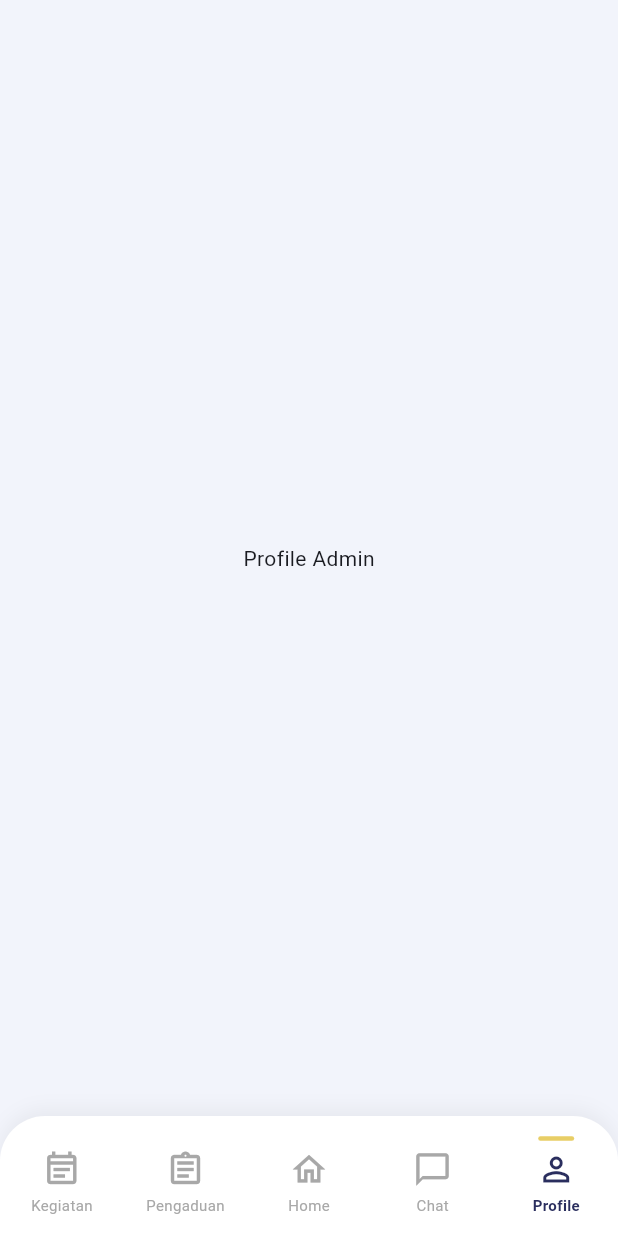
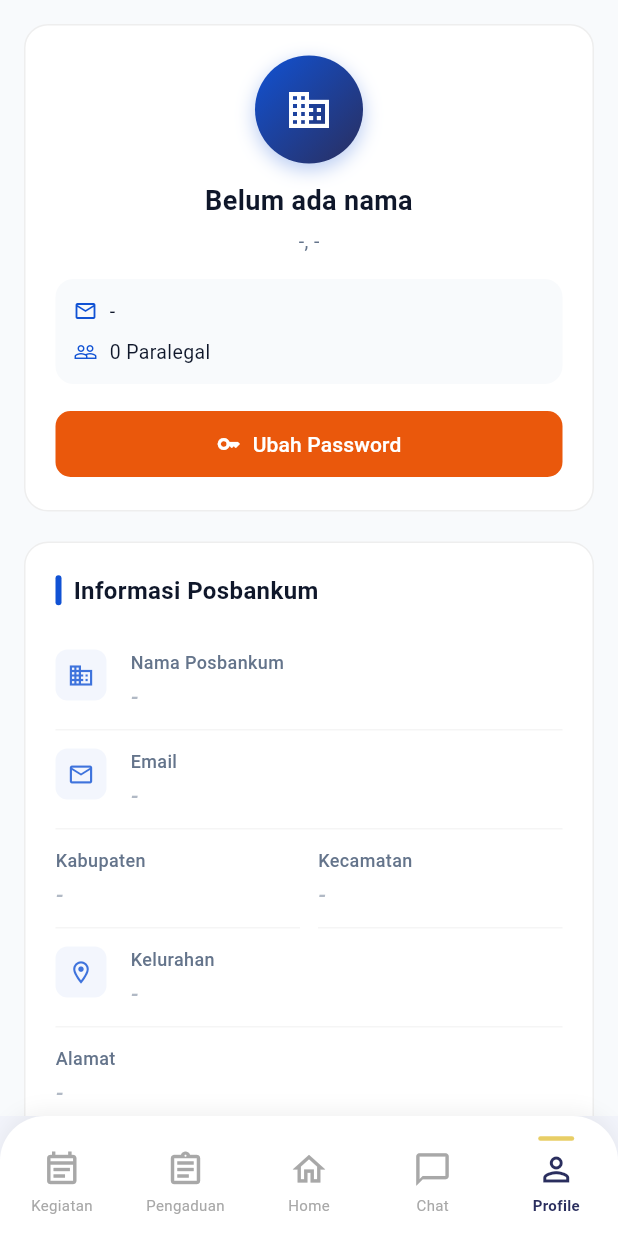
Before and after one commit to ican-bangcat/posbankum_mobile, a Flutter app: the MainDashboardAdminView screen opened by its route, item 5 of the bottom bar chosen, on a phone screen of 412 x 824 dp. Run offline on Flutter 3.47's test engine with Material 3 defaults, Android fonts, the phone set to English and light mode, and no system bars; our stand-ins replace file_picker, flutter_dotenv, flutter_svg, get, get_storage, google_sign_in and 6 more; accounts and stored records are empty; Roboto replaces fonts that are missing (Poppins).

Commit message:
profil posbankum (sudah connect ke database tim web)

```diff
--- /dev/null
+++ b/lib/app/data/services/supabase_service.dart
@@ -0,0 +1,9 @@
+import 'package:supabase_flutter/supabase_flutter.dart';
+import 'package:flutter_dotenv/flutter_dotenv.dart';
+
+class WebSupabaseService {
+  static final SupabaseClient client = SupabaseClient(
+    dotenv.env['WEB_SUPABASE_URL']!,
+    dotenv.env['WEB_SUPABASE_KEY']!,
+  );
+}
--- a/lib/app/routes/app_pages.dart
+++ b/lib/app/routes/app_pages.dart
@@ -40,6 +40,8 @@ import '../../modules/profile/views/profile_view.dart';
 import '../../modules/profile/bindings/profile_binding.dart';
 import '../../modules/profile/views/edit_profile_view.dart';
 import '../../modules/profile/bindings/edit_profile_binding.dart';
+import '../../modules/profil_posbankum/bindings/profil_posbankum_binding.dart';
+import '../../modules/profil_posbankum/views/profil_posbankum_view.dart';
 /// App Pages Configuration
 class AppPages {
   AppPages._();
@@ -220,5 +222,10 @@ class AppPages {
       page: () => const EditProfileView(),
       binding: EditProfileBinding(),
     ),
+    GetPage(
+      name: AppRoutes.PROFIL_POSBANKUM,
+      page: () => const ProfilPosbankumView(),
+      binding: ProfilPosbankumBinding(),
+    ),
   ];
 }
--- a/lib/app/routes/app_routes.dart
+++ b/lib/app/routes/app_routes.dart
@@ -60,4 +60,6 @@ class AppRoutes {
   static const  PROFILE = '/profile';
   static const EDIT_PROFILE = '/edit-profile';
 
+  static const PROFIL_POSBANKUM = '/profil-posbankum';
+
 }
--- a/lib/modules/main_dashboard_admin/views/main_dashboard_admin_view.dart
+++ b/lib/modules/main_dashboard_admin/views/main_dashboard_admin_view.dart
@@ -6,6 +6,7 @@ import '../controllers/main_dashboard_admin_controller.dart';
 import '../../auth/views/home_paralegal_screen.dart';
 import '../../kelola_pengaduan/views/kelola_pengaduan_view.dart';
 import '../../kelola_kegiatan/views/kelola_kegiatan_view.dart';
+import '../../profil_posbankum/views/profil_posbankum_view.dart';
 // import '../../kegiatan/views/kegiatan_view.dart'; // (Contoh kalau halamannya udah ada)
 
 class MainDashboardAdminView extends GetView<MainDashboardAdminController> {
@@ -19,7 +20,7 @@ class MainDashboardAdminView extends GetView<MainDashboardAdminController> {
       const KelolaPengaduanView(),    // Index 1 (Pengaduan Admin)
       const HomeParalegalScreen(),                       // Index 2 (Home Admin Asli!)
       const Center(child: Text('Halaman Chat Admin')),   // Index 3 (Chat)
-      const Center(child: Text('Profile Admin')),        // Index 4 (Profile)
+      const ProfilPosbankumView(),    // Index 4 (Profile)
     ];
 
     return Scaffold(
--- /dev/null
+++ b/lib/modules/profil_posbankum/controllers/profil_posbankum_controller.dart
@@ -0,0 +1,104 @@
+import 'package:get/get.dart';
+import 'package:supabase_flutter/supabase_flutter.dart';
+import '../../../app/data/services/supabase_service.dart';
+
+class ProfilPosbankumController extends GetxController {
+
+  var isLoading = true.obs;
+
+  var namaPosbankum = ''.obs;
+  var email = ''.obs;
+  var kabupaten = ''.obs;
+  var kecamatan = ''.obs;
+  var kelurahan = ''.obs;
+  var alamat = ''.obs;
+  var kodePos = ''.obs;
+  var jmlParalegal = 0.obs;
+
+  var paralegalList = [].obs;
+
+  @override
+  void onInit() {
+    super.onInit();
+    fetchProfilDariWeb();
+  }
+
+  Future<void> fetchProfilDariWeb() async {
+    try {
+      isLoading.value = true;
+
+      // 1. Ambil User yang sedang login dari Pintu Samping (Web)
+      final user = WebSupabaseService.client.auth.currentUser;
+
+      if (user == null) {
+        Get.snackbar('Sesi Berakhir', 'Silakan login kembali');
+        return;
+      }
+
+      final String userEmail = user.email ?? '';
+
+      if (userEmail.isEmpty) {
+        Get.snackbar('Error Data', 'Email akun tidak ditemukan pada sesi login ini.');
+        return;
+      }
+
+      // 🔵 2. NARIK DATA POSBANKUM + JOIN KABUPATEN & KECAMATAN
+      final dataPosbankum = await WebSupabaseService.client
+          .from('posbankum')
+      // ✅ SIHIR JOIN: Cukup tambahkan nama_tabel (nama_kolom)
+          .select('''
+            id_posbankum,
+            nama,
+            email_akun,
+            kelurahan,
+            alamat,
+            kode_pos,
+            jml_paralegal,
+            kabupaten (nama),
+            kecamatan (nama)
+          ''')
+          .eq('email_akun', userEmail)
+          .maybeSingle();
+
+      if (dataPosbankum != null) {
+        final String idPosbankumAsli = dataPosbankum['id_posbankum'];
+
+        // 🔵 3. NARIK DATA PARALEGAL
+        final dataParalegal = await WebSupabaseService.client
+            .from('paralegal_members')
+            .select('nama_paralegal, nomor_telepon, is_primary')
+            .eq('id_posbankum', idPosbankumAsli)
+            .order('is_primary', ascending: false);
+
+        // 🟢 4. MASUKKAN KE UI
+        namaPosbankum.value = dataPosbankum['nama'] ?? '';
+        email.value = dataPosbankum['email_akun'] ?? '';
+        kelurahan.value = dataPosbankum['kelurahan'] ?? '';
+        alamat.value = dataPosbankum['alamat'] ?? '';
+        kodePos.value = dataPosbankum['kode_pos'] ?? '';
+
+        // ✅ CARA MENGAMBIL DATA DARI HASIL JOIN
+        // Karena datanya bersarang (nested JSON), kita panggil nama tabelnya dulu, baru nama kolomnya
+        kabupaten.value = dataPosbankum['kabupaten']?['nama'] ?? '';
+        kecamatan.value = dataPosbankum['kecamatan']?['nama'] ?? '';
+
+        jmlParalegal.value = dataPosbankum['jml_paralegal'] != null
+            ? int.tryParse(dataPosbankum['jml_paralegal'].toString()) ?? 0
+            : 0;
+
+        if (dataParalegal != null) {
+          paralegalList.value = dataParalegal;
+        }
+
+      } else {
+        print("⚠ Peringatan: Data Posbankum tidak ditemukan untuk Email: $userEmail");
+      }
+
+    } catch (e) {
+      Get.snackbar('Error Koneksi Web', 'Gagal menarik data: $e');
+      print('Error detail: $e');
+    } finally {
+      isLoading.value = false;
+    }
+  }
+}
--- /dev/null
+++ b/lib/modules/profil_posbankum/views/profil_posbankum_view.dart
@@ -0,0 +1,286 @@
+import 'package:flutter/material.dart';
+import 'package:get/get.dart';
+import '../controllers/profil_posbankum_controller.dart';
+
+class ProfilPosbankumView extends GetView<ProfilPosbankumController> {
+  const ProfilPosbankumView({super.key});
+
+  // --- PALET WARNA ---
+  static const Color navy = Color(0xFF2A2E5E);
+  static const Color primaryBlue = Color(0xFF1152D4);
+  static const Color orangeAction = Color(0xFFEA580C);
+  static const Color bgLight = Color(0xFFF8FAFC);
+  static const Color textDark = Color(0xFF0F172A);
+  static const Color textLight = Color(0xFF64748B);
+
+  @override
+  Widget build(BuildContext context) {
+    Get.put(ProfilPosbankumController());
+
+    return Scaffold(
+      backgroundColor: bgLight,
+      body: SafeArea(
+        child: Obx(() {
+          // Tampilkan loading spinner kalau data masih ditarik dari Web
+          if (controller.isLoading.value) {
+            return const Center(child: CircularProgressIndicator());
+          }
+
+          return SingleChildScrollView(
+            physics: const BouncingScrollPhysics(),
+            padding: const EdgeInsets.symmetric(horizontal: 16, vertical: 16),
+            child: Column(
+              children: [
+                // 1. SUMMARY CARD
+                _buildSummaryCard(),
+                const SizedBox(height: 20),
+
+                // 2. INFORMASI POSBANKUM
+                _buildInformasiSection(),
+                const SizedBox(height: 20),
+
+                // 3. DAFTAR PARALEGAL
+                _buildParalegalSection(),
+                const SizedBox(height: 40),
+              ],
+            ),
+          );
+        }),
+      ),
+    );
+  }
+
+  // ════════════════════════════════════════════════════
+  // WIDGET HELPER (MURNI READ-ONLY)
+  // ════════════════════════════════════════════════════
+
+  // 1. Summary Card
+  Widget _buildSummaryCard() {
+    return Container(
+      padding: const EdgeInsets.all(20),
+      decoration: BoxDecoration(
+        color: Colors.white,
+        borderRadius: BorderRadius.circular(16),
+        border: Border.all(color: Colors.grey.shade200),
+      ),
+      child: Column(
+        children: [
+          Container(
+            width: 72,
+            height: 72,
+            decoration: BoxDecoration(
+              shape: BoxShape.circle,
+              gradient: const LinearGradient(begin: Alignment.topLeft, end: Alignment.bottomRight, colors: [primaryBlue, navy]),
+              boxShadow: [BoxShadow(color: primaryBlue.withOpacity(0.3), blurRadius: 10, offset: const Offset(0, 4))],
+            ),
+            child: const Icon(Icons.business, color: Colors.white, size: 32),
+          ),
+          const SizedBox(height: 12),
+          Text(
+            controller.namaPosbankum.value.isEmpty ? 'Belum ada nama' : controller.namaPosbankum.value,
+            textAlign: TextAlign.center,
+            style: const TextStyle(fontSize: 18, fontWeight: FontWeight.bold, color: textDark),
+          ),
+          const SizedBox(height: 4),
+          Text(
+            '${controller.kecamatan.value.isEmpty ? '-' : controller.kecamatan.value}, ${controller.kabupaten.value.isEmpty ? '-' : controller.kabupaten.value}',
+            style: const TextStyle(fontSize: 13, color: textLight),
+          ),
+          const SizedBox(height: 16),
+          Container(
+            padding: const EdgeInsets.all(12),
+            decoration: BoxDecoration(color: bgLight, borderRadius: BorderRadius.circular(12)),
+            child: Column(
+              children: [
+                Row(
+                  children: [
+                    const Icon(Icons.mail_outline, color: primaryBlue, size: 16),
+                    const SizedBox(width: 8),
+                    Expanded(child: Text(controller.email.value.isEmpty ? '-' : controller.email.value, style: const TextStyle(fontSize: 13, color: textDark))),
+                  ],
+                ),
+                const SizedBox(height: 8),
+                Row(
+                  children: [
+                    const Icon(Icons.people_outline, color: primaryBlue, size: 16),
+                    const SizedBox(width: 8),
+                    Text('${controller.jmlParalegal.value} Paralegal', style: const TextStyle(fontSize: 13, color: textDark)),
+                  ],
+                ),
+              ],
+            ),
+          ),
+          const SizedBox(height: 16),
+          SizedBox(
+            width: double.infinity,
+            child: ElevatedButton.icon(
+              onPressed: () {},
+              icon: const Icon(Icons.key, size: 16, color: Colors.white),
+              label: const Text('Ubah Password', style: TextStyle(color: Colors.white, fontSize: 14)),
+              style: ElevatedButton.styleFrom(
+                backgroundColor: orangeAction,
+                padding: const EdgeInsets.symmetric(vertical: 12),
+                elevation: 0,
+                shape: RoundedRectangleBorder(borderRadius: BorderRadius.circular(10)),
+              ),
+            ),
+          ),
+        ],
+      ),
+    );
+  }
+
+  // 2. Informasi Posbankum
+  Widget _buildInformasiSection() {
+    return Container(
+      padding: const EdgeInsets.all(20),
+      decoration: BoxDecoration(
+        color: Colors.white,
+        borderRadius: BorderRadius.circular(16),
+        border: Border.all(color: Colors.grey.shade200),
+      ),
+      child: Column(
+        crossAxisAlignment: CrossAxisAlignment.start,
+        children: [
+          _buildSectionHeader('Informasi Posbankum'),
+          const SizedBox(height: 16),
+          _buildStaticField('Nama Posbankum', controller.namaPosbankum.value, icon: Icons.business),
+          _buildStaticField('Email', controller.email.value, icon: Icons.mail_outline),
+          Row(
+            children: [
+              Expanded(child: _buildStaticField('Kabupaten', controller.kabupaten.value)),
+              const SizedBox(width: 12),
+              Expanded(child: _buildStaticField('Kecamatan', controller.kecamatan.value)),
+            ],
+          ),
+          _buildStaticField('Kelurahan', controller.kelurahan.value, icon: Icons.location_on_outlined),
+          _buildStaticField('Alamat', controller.alamat.value),
+          _buildStaticField('Kode Pos', controller.kodePos.value),
+        ],
+      ),
+    );
+  }
+
+  // 3. Daftar Paralegal (Otomatis Looping semua Paralegal)
+  Widget _buildParalegalSection() {
+    return Container(
+      padding: const EdgeInsets.all(20),
+      decoration: BoxDecoration(
+        color: Colors.white,
+        borderRadius: BorderRadius.circular(16),
+        border: Border.all(color: Colors.grey.shade200),
+      ),
+      child: Column(
+        crossAxisAlignment: CrossAxisAlignment.start,
+        children: [
+          _buildSectionHeader('Daftar Paralegal'),
+          const SizedBox(height: 16),
+
+          if (controller.paralegalList.isEmpty)
+            const Center(
+              child: Padding(
+                padding: EdgeInsets.all(16.0),
+                child: Text('Belum ada data paralegal', style: TextStyle(color: textLight, fontStyle: FontStyle.italic)),
+              ),
+            )
+          else
+          // Looping membuat kartu paralegal sebanyak data yang ada
+            Column(
+              children: controller.paralegalList.map((paralegal) {
+                bool isUtama = paralegal['is_primary'] == true;
+
+                return Container(
+                  margin: const EdgeInsets.only(bottom: 12),
+                  padding: const EdgeInsets.all(16),
+                  decoration: BoxDecoration(
+                    color: isUtama ? Colors.blue.shade50.withOpacity(0.3) : bgLight,
+                    borderRadius: BorderRadius.circular(16),
+                    border: Border.all(color: isUtama ? Colors.blue.shade100 : Colors.grey.shade200),
+                  ),
+                  child: Column(
+                    crossAxisAlignment: CrossAxisAlignment.start,
+                    children: [
+                      // Badge Hanya muncul untuk Paralegal Utama
+                      if (isUtama) ...[
+                        Row(
+                          children: [
+                            Container(
+                              padding: const EdgeInsets.symmetric(horizontal: 10, vertical: 4),
+                              decoration: BoxDecoration(color: navy, borderRadius: BorderRadius.circular(20)),
+                              child: const Row(
+                                children: [
+                                  Icon(Icons.shield_outlined, color: Colors.white, size: 12),
+                                  SizedBox(width: 4),
+                                  Text('Paralegal Utama', style: TextStyle(color: Colors.white, fontSize: 11, fontWeight: FontWeight.w600)),
+                                ],
+                              ),
+                            ),
+                          ],
+                        ),
+                        const SizedBox(height: 12),
+                      ],
+                      // Info Nama & Telp Paralegal
+                      _buildStaticField('Nama Paralegal', paralegal['nama_paralegal']?.toString() ?? '-', icon: Icons.person_outline),
+                      _buildStaticField('Nomor Telepon', paralegal['nomor_telepon']?.toString() ?? '-', icon: Icons.phone_outlined),
+                    ],
+                  ),
+                );
+              }).toList(),
+            ),
+        ],
+      ),
+    );
+  }
+
+  // --- KOMPONEN MICRO HELPER ---
+
+  Widget _buildSectionHeader(String title) {
+    return Row(
+      children: [
+        Container(width: 4, height: 20, decoration: BoxDecoration(color: primaryBlue, borderRadius: BorderRadius.circular(4))),
+        const SizedBox(width: 8),
+        Text(title, style: const TextStyle(fontSize: 16, fontWeight: FontWeight.bold, color: textDark)),
+      ],
+    );
+  }
+
+  // Desain Modern List untuk data yang di-fetch dari Supabase
+  Widget _buildStaticField(String label, String value, {IconData? icon}) {
+    return Container(
+      padding: const EdgeInsets.symmetric(vertical: 12),
+      decoration: BoxDecoration(border: Border(bottom: BorderSide(color: Colors.grey.shade100))),
+      child: Row(
+        crossAxisAlignment: CrossAxisAlignment.start,
+        children: [
+          if (icon != null) ...[
+            Container(
+              padding: const EdgeInsets.all(8),
+              decoration: BoxDecoration(color: primaryBlue.withOpacity(0.05), borderRadius: BorderRadius.circular(8)),
+              child: Icon(icon, size: 18, color: primaryBlue.withOpacity(0.8)),
+            ),
+            const SizedBox(width: 16),
+          ],
+          Expanded(
+            child: Column(
+              crossAxisAlignment: CrossAxisAlignment.start,
+              children: [
+                Text(label, style: const TextStyle(fontSize: 12, fontWeight: FontWeight.w500, color: textLight)),
+                const SizedBox(height: 4),
+                Text(
+                  value.isEmpty ? '-' : value,
+                  style: TextStyle(
+                    fontSize: 14,
+                    fontWeight: FontWeight.w600,
+                    color: value.isEmpty ? textLight.withOpacity(0.5) : textDark,
+                    fontStyle: value.isEmpty ? FontStyle.italic : FontStyle.normal,
+                    height: 1.4,
+                  ),
+                ),
+              ],
+            ),
+          ),
+        ],
+      ),
+    );
+  }
+}
--- a/pubspec.yaml
+++ b/pubspec.yaml
@@ -47,11 +47,12 @@ dependencies:
   # Loading & Dialogs
   flutter_spinkit: ^5.2.0
   fluttertoast: ^8.2.4
-  supabase_flutter: ^2.12.0
+  supabase_flutter: ^2.12.4
   google_sign_in: ^6.2.1
   google_fonts: ^8.0.1
   pdf: ^3.12.0
   printing: ^5.14.3
+  flutter_dotenv: ^6.0.1
 
 dev_dependencies:
   flutter_test:
@@ -74,6 +75,7 @@ flutter:
 
   # Assets
   assets:
+    - .env
     # Logo
     - assets/images/logo/
     - assets/images/logo/logo_outline.png
```
Also changed, not shown: lib/main.dart (+11 -6 lines), lib/modules/auth/controllers/auth_controller.dart (+62 -39 lines), lib/modules/profil_posbankum/bindings/profil_posbankum_binding.dart (added, +11 -0 lines), pubspec.lock, 1 other file.
